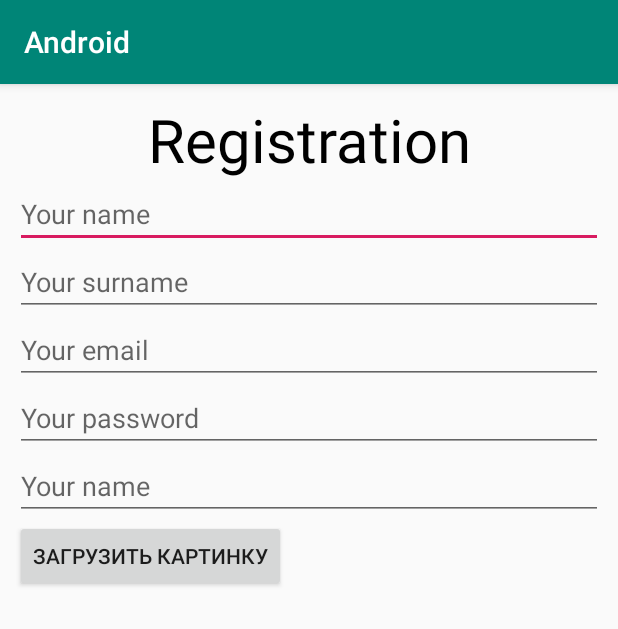
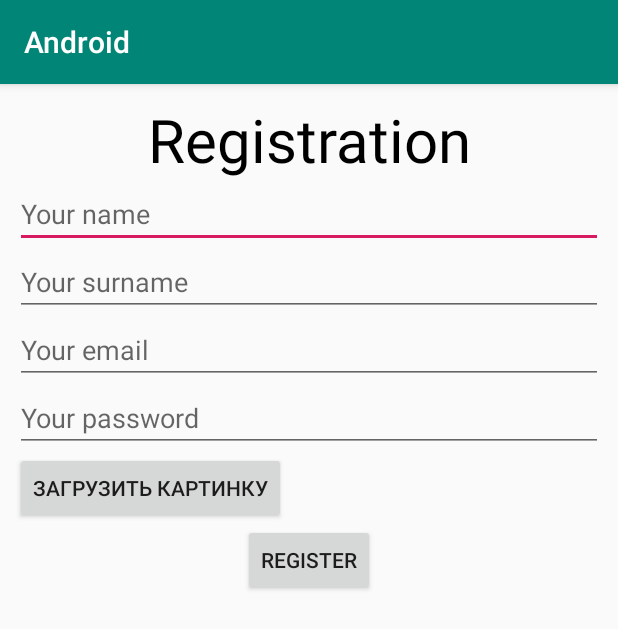
Before and after one commit to verzzil/selectionLab, an Android app: the RegistrActivity screen opened directly, with no data from a screen before it, on a phone screen of 412 x 824 dp. Shown: the top 629 px of the screen. Run offline under Robolectric (Android 15) with nearby library versions, the phone set to English and light mode, and no system bars.

Commit message:
delete register

```diff
--- a/Android/app/src/main/java/com/example/android/Person.kt
+++ b/Android/app/src/main/java/com/example/android/Person.kt
@@ -1,7 +1,5 @@
 package com.example.android
 
-import android.graphics.Bitmap
-import android.graphics.drawable.Drawable
 import java.io.Serializable
 
 class Person : Serializable {
--- a/Android/app/src/main/java/com/example/android/RegistrActivity.kt
+++ b/Android/app/src/main/java/com/example/android/RegistrActivity.kt
@@ -5,10 +5,13 @@ import androidx.appcompat.app.AppCompatActivity
 import android.provider.MediaStore
 import android.graphics.Bitmap
 import android.content.Intent
+import android.content.SharedPreferences
 import android.graphics.BitmapFactory
 import android.view.View
 import android.widget.Button
+import android.widget.EditText
 import android.widget.ImageView
+import android.widget.TextView
 import androidx.core.net.toFile
 import java.io.File
 
@@ -17,35 +20,57 @@ class RegistrActivity : AppCompatActivity() {
 
     val GALLERY_REQUEST = 1
     lateinit var loadImage: Button
+    lateinit var register: Button
+    private lateinit var pref: SharedPreferences
+    private val APP_PREFERENCES = "usersettings"
+    private var isLogged = false
+    lateinit var rname: EditText
+    lateinit var rsurname: EditText
+    lateinit var remail: EditText
+    lateinit var rpassword: EditText
+
 
     override fun onCreate(savedInstanceState: Bundle?) {
         super.onCreate(savedInstanceState)
         setContentView(R.layout.activity_register)
 
+        pref = getSharedPreferences(APP_PREFERENCES, MODE_PRIVATE)
+
         loadImage = findViewById(R.id.loadImage)
-        loadImage.setOnClickListener(object : View.OnClickListener {
-            override fun onClick(v: View) {
-                val photoPickerIntent = Intent(Intent.ACTION_PICK)
-                photoPickerIntent.type = "image/*"
-                startActivityForResult(photoPickerIntent, GALLERY_REQUEST)
+        register = findViewById(R.id.register)
+        rname = findViewById(R.id.rname)
+        rsurname = findViewById(R.id.rsurname)
+        remail = findViewById(R.id.remail)
+        rpassword = findViewById(R.id.rpassword)
+
+
+        register.setOnClickListener {
+
+            if(rname.length() > 2 && rsurname.length() > 2 && validatorEmail(remail.text.toString()) &&
+                    validatorPassword(rpassword.text.toString())) {
+                val prefEdit = pref.edit()
+                prefEdit.putString("name",rname.toString())
+                prefEdit.putString("surname",rsurname.toString())
+                prefEdit.putString("email",remail.toString())
+                prefEdit.putString("password",rpassword.toString())
+                prefEdit.putInt("photo",R.drawable.def)
+                prefEdit.apply()
+                val intent = Intent(this, MainActivity::class.java)
+                startActivity(intent)
             }
-        })
+            else register.setText("a")
+        }
+
     }
-    override fun onActivityResult(requestCode: Int, resultCode: Int, imageReturnedIntent: Intent?) {
-        super.onActivityResult(requestCode, resultCode, imageReturnedIntent)
 
-        var bitmap: Bitmap? = null
-        val imageView = findViewById(R.id.ava) as ImageView
-
-        when (requestCode) {
-            GALLERY_REQUEST -> if (resultCode == RESULT_OK) {
-                val selectedImage = imageReturnedIntent!!.data
-
-//                val img = ImageIO.read(first)
-//                val file = File("src\\CreateFile\\down.jpg")
-//                bitmap = BitmapFactory.
-            }
-        }
+    fun validatorEmail(str: String): Boolean {
+        return str.matches(Regex("""^.+@.+\..+$"""))
+    }
+    fun validatorPassword(str: String): Boolean {
+        return Regex("[A-Z]").containsMatchIn(str) &&
+                Regex("[a-z]").containsMatchIn(str) &&
+                Regex("[0-9]").containsMatchIn(str) &&
+                str.length >= 6
     }
 
 }
--- a/Android/app/src/main/res/layout/activity_register.xml
+++ b/Android/app/src/main/res/layout/activity_register.xml
@@ -18,27 +18,25 @@
         android:layout_width="match_parent"
         android:layout_height="wrap_content"
         android:hint="Your name"
+        android:id="@+id/rname"
         />
     <EditText
         android:layout_width="match_parent"
         android:layout_height="wrap_content"
         android:hint="Your surname"
+        android:id="@+id/rsurname"
         />
     <EditText
         android:layout_width="match_parent"
         android:layout_height="wrap_content"
         android:hint="Your email"
+        android:id="@+id/remail"
         />
     <EditText
         android:layout_width="match_parent"
         android:layout_height="wrap_content"
         android:hint="Your password"
-        />
-
-    <EditText
-        android:layout_width="match_parent"
-        android:layout_height="wrap_content"
-        android:hint="Your name"
+        android:id="@+id/rpassword"
         />
 
     <Button
@@ -48,10 +46,12 @@
         android:id="@+id/loadImage"
         />
 
-    <ImageView
-        android:layout_width="200dp"
-        android:layout_height="200dp"
-        android:id="@+id/ava"
+    <Button
+        android:layout_width="wrap_content"
+        android:layout_height="wrap_content"
+        android:text="Register"
+        android:layout_gravity="center_horizontal"
+        android:id="@+id/register"
         />
 
 </LinearLayout>
```
Also changed, not shown: Android/app/src/main/java/com/example/android/MainActivity.kt (+6 -6 lines), Android/app/src/main/res/layout/activity_main.xml (+7 -7 lines), Android/app/src/main/res/drawable/def.jpg (added).
